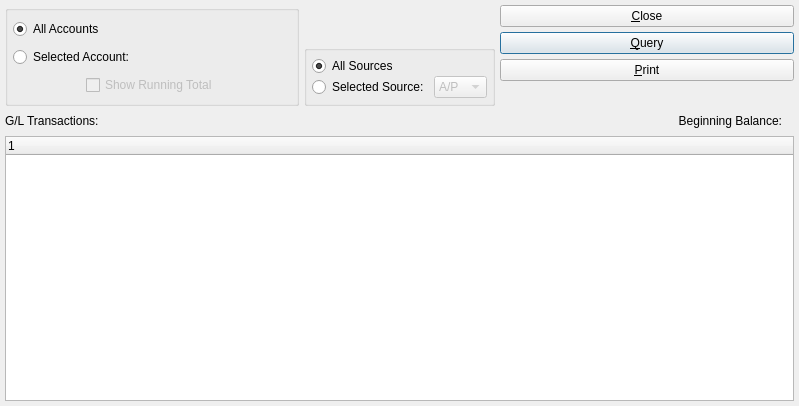
The window that xtuple/trunk/guiclient/dspGLTransactions.ui (WooodHead/xtuple) describes before a commit, drawn with Qt 5.
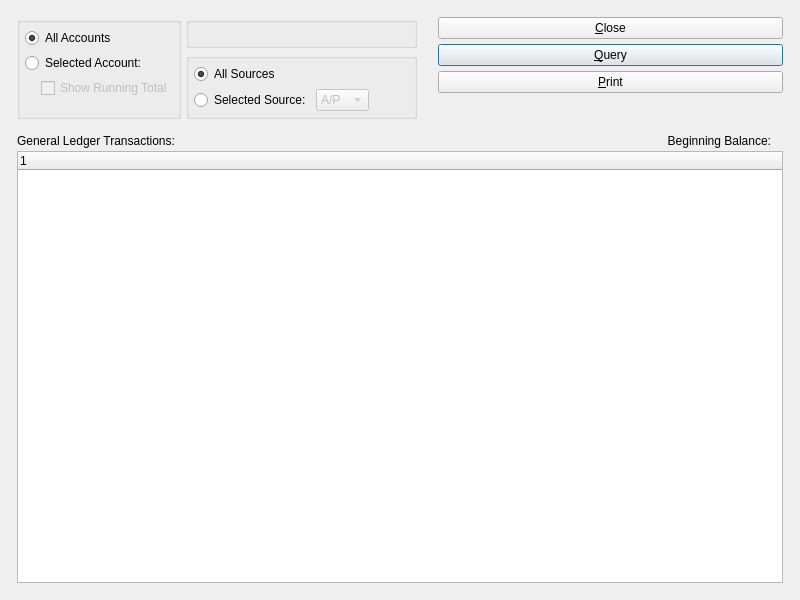
The same window after the commit. Custom widgets are drawn as their Qt base class.

The edit to the form file:
```diff
--- a/xtuple/trunk/guiclient/dspGLTransactions.ui
+++ b/xtuple/trunk/guiclient/dspGLTransactions.ui
@@ -5,25 +5,49 @@
    <rect>
     <x>0</x>
     <y>0</y>
-    <width>799</width>
-    <height>406</height>
+    <width>800</width>
+    <height>600</height>
    </rect>
   </property>
   <property name="windowTitle" >
    <string>G/L Transactions</string>
   </property>
-  <layout class="QVBoxLayout" >
-   <item>
+  <layout class="QGridLayout" >
+   <item row="0" column="0" >
+    <layout class="QGridLayout" >
+     <property name="leftMargin" >
+      <number>12</number>
+     </property>
+     <property name="topMargin" >
+      <number>12</number>
+     </property>
+     <property name="rightMargin" >
+      <number>12</number>
+     </property>
+     <property name="bottomMargin" >
+      <number>12</number>
+     </property>
+     <property name="horizontalSpacing" >
+      <number>12</number>
+     </property>
+     <property name="verticalSpacing" >
+      <number>12</number>
+     </property>
+     <item row="0" column="0" >
     <layout class="QHBoxLayout" >
      <item>
-      <layout class="QVBoxLayout" >
-       <item>
+        <layout class="QGridLayout" >
+         <item rowspan="2" row="0" column="0" >
         <widget class="QGroupBox" name="_accountGroup" >
          <property name="title" >
           <string/>
          </property>
          <layout class="QGridLayout" >
-          <item row="0" column="0" colspan="3" >
+            <item row="0" column="0" >
+             <layout class="QVBoxLayout" >
+              <item>
+               <layout class="QGridLayout" >
+                <item row="0" column="0" colspan="2" >
            <widget class="QRadioButton" name="_allAccounts" >
             <property name="text" >
              <string>All Accounts</string>
@@ -33,14 +57,14 @@
             </property>
            </widget>
           </item>
-          <item row="1" column="0" colspan="2" >
+                <item row="1" column="0" >
            <widget class="QRadioButton" name="_selectedAccount" >
             <property name="text" >
              <string>Selected Account:</string>
             </property>
            </widget>
           </item>
-          <item row="1" column="2" >
+                <item row="1" column="1" >
            <widget class="GLCluster" name="_account" >
             <property name="enabled" >
              <bool>false</bool>
@@ -50,7 +74,9 @@
             </property>
            </widget>
           </item>
-          <item row="2" column="0" >
+                <item row="2" column="0" colspan="2" >
+                 <layout class="QHBoxLayout" >
+                  <item>
            <spacer>
             <property name="orientation" >
              <enum>Qt::Horizontal</enum>
@@ -60,13 +86,13 @@
             </property>
             <property name="sizeHint" >
              <size>
-              <width>10</width>
+                      <width>16</width>
               <height>20</height>
              </size>
             </property>
            </spacer>
           </item>
-          <item row="2" column="1" >
+                  <item>
            <widget class="XCheckBox" name="_showRunningTotal" >
             <property name="enabled" >
              <bool>false</bool>
@@ -77,19 +103,17 @@
            </widget>
           </item>
          </layout>
-        </widget>
+                </item>
+               </layout>
        </item>
        <item>
         <spacer>
          <property name="orientation" >
           <enum>Qt::Vertical</enum>
          </property>
-         <property name="sizeType" >
-          <enum>QSizePolicy::Preferred</enum>
-         </property>
          <property name="sizeHint" >
           <size>
-           <width>224</width>
+                  <width>20</width>
            <height>0</height>
           </size>
          </property>
@@ -97,42 +121,26 @@
        </item>
       </layout>
      </item>
-     <item>
-      <layout class="QVBoxLayout" >
-       <property name="spacing" >
-        <number>5</number>
-       </property>
-       <item>
-        <layout class="QHBoxLayout" >
-         <property name="spacing" >
-          <number>0</number>
-         </property>
-         <item>
+           </layout>
+          </widget>
+         </item>
+         <item row="0" column="1" >
+          <widget class="QGroupBox" name="_dateGroup" >
+           <property name="title" >
+            <string/>
+           </property>
+           <layout class="QGridLayout" >
+            <item row="0" column="0" >
           <widget class="DateCluster" name="_dates" >
            <property name="focusPolicy" >
             <enum>Qt::StrongFocus</enum>
            </property>
           </widget>
          </item>
-         <item>
-          <spacer>
-           <property name="orientation" >
-            <enum>Qt::Horizontal</enum>
-           </property>
-           <property name="sizeType" >
-            <enum>QSizePolicy::Preferred</enum>
-           </property>
-           <property name="sizeHint" >
-            <size>
-             <width>36</width>
-             <height>16</height>
-            </size>
-           </property>
-          </spacer>
-         </item>
-        </layout>
-       </item>
-       <item>
+           </layout>
+          </widget>
+         </item>
+         <item row="1" column="1" >
         <widget class="QGroupBox" name="_sourceGroup" >
          <property name="sizePolicy" >
           <sizepolicy vsizetype="Fixed" hsizetype="Fixed" >
@@ -143,23 +151,8 @@
          <property name="title" >
           <string/>
          </property>
-         <layout class="QVBoxLayout" >
-          <property name="spacing" >
-           <number>0</number>
-          </property>
-          <property name="leftMargin" >
-           <number>5</number>
-          </property>
-          <property name="topMargin" >
-           <number>5</number>
-          </property>
-          <property name="rightMargin" >
-           <number>5</number>
-          </property>
-          <property name="bottomMargin" >
-           <number>5</number>
-          </property>
-          <item>
+           <layout class="QGridLayout" >
+            <item row="0" column="0" colspan="2" >
            <widget class="QRadioButton" name="_allSources" >
             <property name="text" >
              <string>All Sources</string>
@@ -169,18 +162,15 @@
             </property>
            </widget>
           </item>
-          <item>
-           <layout class="QHBoxLayout" >
-            <property name="spacing" >
-             <number>5</number>
-            </property>
-            <item>
+            <item row="1" column="0" >
              <widget class="QRadioButton" name="_selectedSource" >
               <property name="text" >
                <string>Selected Source:</string>
               </property>
              </widget>
             </item>
+            <item row="1" column="1" >
+             <layout class="QHBoxLayout" >
             <item>
              <widget class="XComboBox" name="_source" >
               <property name="enabled" >
@@ -233,6 +223,19 @@
               </item>
              </widget>
             </item>
+              <item>
+               <spacer>
+                <property name="orientation" >
+                 <enum>Qt::Horizontal</enum>
+                </property>
+                <property name="sizeHint" >
+                 <size>
+                  <width>40</width>
+                  <height>20</height>
+                 </size>
+                </property>
+               </spacer>
+              </item>
            </layout>
           </item>
          </layout>
@@ -240,6 +243,22 @@
        </item>
       </layout>
      </item>
+       <item>
+        <spacer>
+         <property name="orientation" >
+          <enum>Qt::Horizontal</enum>
+         </property>
+         <property name="sizeType" >
+          <enum>QSizePolicy::Preferred</enum>
+         </property>
+         <property name="sizeHint" >
+          <size>
+           <width>16</width>
+           <height>70</height>
+          </size>
+         </property>
+        </spacer>
+       </item>
      <item>
       <layout class="QVBoxLayout" >
        <property name="spacing" >
@@ -299,12 +318,15 @@
      </item>
     </layout>
    </item>
-   <item>
+     <item row="1" column="0" >
     <layout class="QGridLayout" >
+       <property name="verticalSpacing" >
+        <number>0</number>
+       </property>
      <item row="0" column="0" >
       <widget class="QLabel" name="_gltransLit" >
        <property name="text" >
-        <string>G/L Transactions:</string>
+          <string>General Ledger Transactions:</string>
        </property>
        <property name="buddy" >
         <cstring>_gltrans</cstring>
@@ -343,6 +365,8 @@
      </item>
      <item row="1" column="0" colspan="4" >
       <widget class="XTreeWidget" name="_gltrans" />
+       </item>
+      </layout>
      </item>
     </layout>
    </item>
```
Left out of the diff: 2 changed lines with no effect on the pictures. Lines whose indentation alone changed are shown as unchanged.
